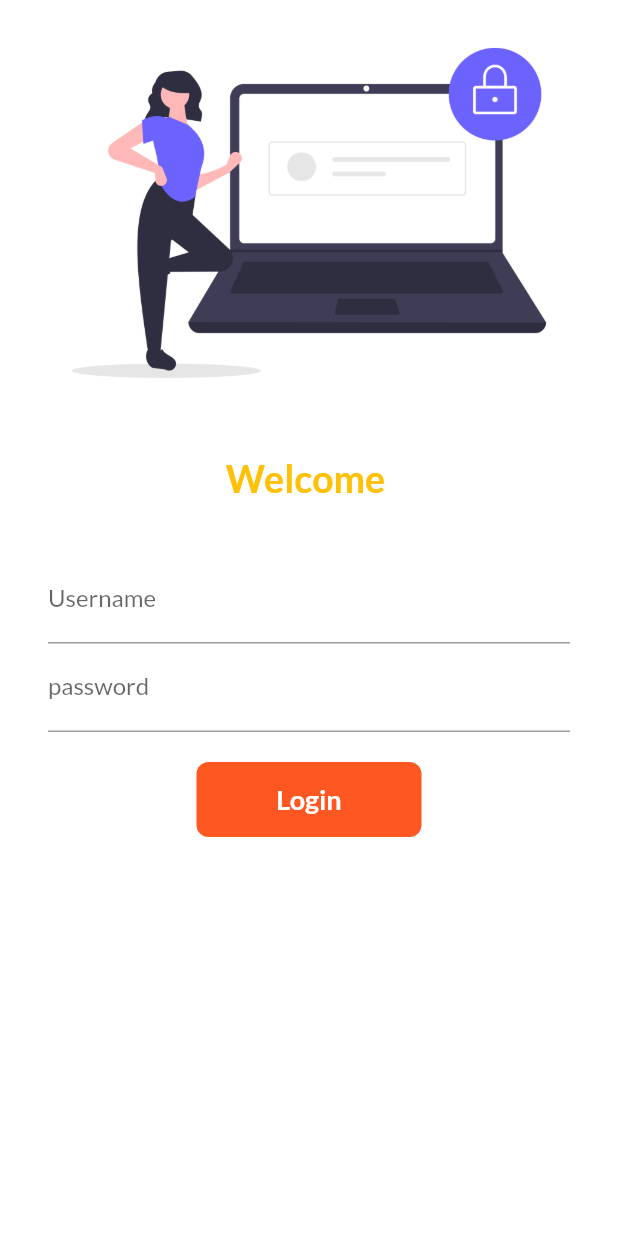
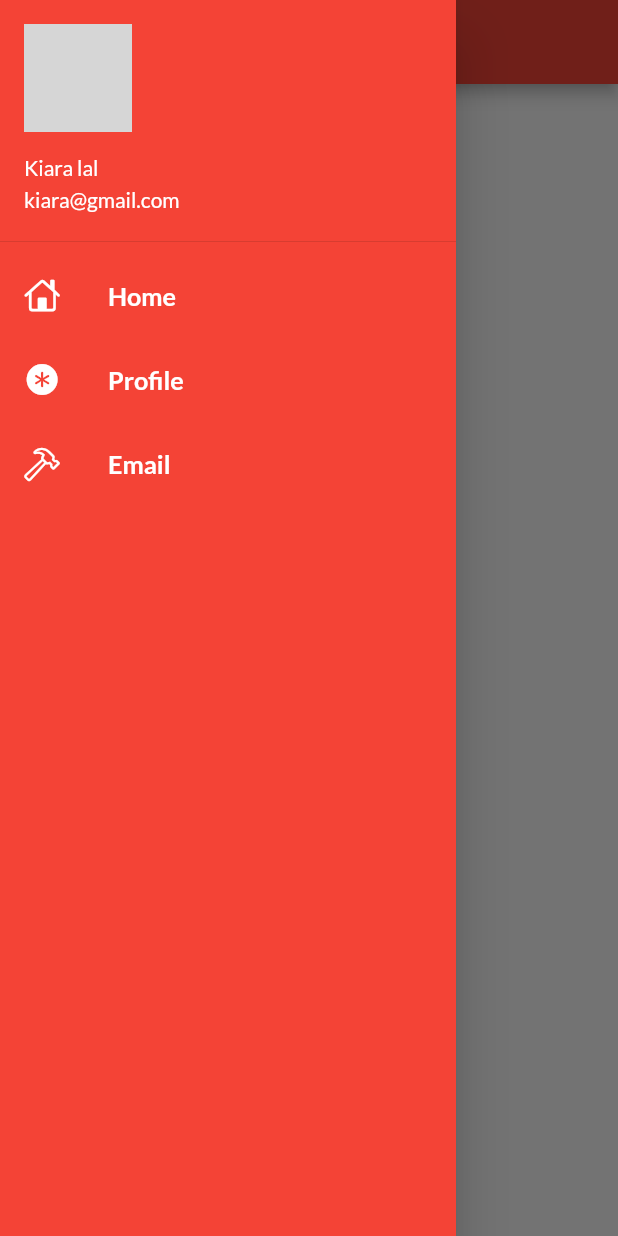
Before and after one commit to prashantlaldas/300DaysOfFlutter, a Flutter app: the screen it shows after launch, with the side drawer open (before the commit the screen has no drawer), on a phone screen of 412 x 824 dp. Run offline on Flutter 3.47's test engine with Material 2 defaults, Android fonts, the phone set to English and light mode, and no system bars; our stand-ins replace google_fonts; network calls fail; grey boxes are pictures that could not be loaded.

Commit message:
7th navigation drawer and add list and images

```diff
--- a/lib/main.dart
+++ b/lib/main.dart
@@ -23,7 +23,7 @@ class MyApp extends StatelessWidget {
       darkTheme: ThemeData(
         brightness: Brightness.dark
       ),
-      initialRoute: "/login",
+      initialRoute: MyRoutes.homeRoutes,
       routes: {
         "/" : (context) => LoginPage(),
         MyRoutes.homeRoutes : (context) => HomePage(),
--- a/lib/pages/home_page.dart
+++ b/lib/pages/home_page.dart
@@ -1,3 +1,5 @@
+
+import 'package:career_start/widgets/drawer.dart';
 import 'package:flutter/material.dart';
 class HomePage extends StatelessWidget {
 
@@ -13,7 +15,7 @@ class HomePage extends StatelessWidget {
             child: Text ("Welcome Prashant $days $name"),
           ),
         ),
-        drawer: Drawer(),
+        drawer: MyDrawer(),
     );
   }
 }
--- /dev/null
+++ b/lib/widgets/drawer.dart
@@ -0,0 +1,43 @@
+import 'package:flutter/cupertino.dart';
+import 'package:flutter/material.dart';
+
+class MyDrawer extends StatelessWidget {
+  @override
+  Widget build(BuildContext context) {
+final imageUrl = "https://images.newindianexpress.com/uploads/user/imagelibrary/2020/7/7/w1200X800/Kiara_Advani.jpg";
+    return Drawer(
+      child: Container(
+        color: Colors.red,
+        child: ListView(
+          children: [
+            DrawerHeader
+              (
+                padding: EdgeInsets.zero,
+                child: UserAccountsDrawerHeader
+                  (
+              margin: EdgeInsets.zero,
+                  accountName: Text("Kiara lal"),
+                  accountEmail: Text("kiara@gmail.com"),
+                  currentAccountPicture: CircleAvatar(
+                    backgroundImage: NetworkImage(imageUrl),
+                  ),
+            ),
+            ),
+            ListTile(
+              leading: Icon(CupertinoIcons.house,color: Colors.white,),
+              title: Text ("Home",style: (TextStyle(fontWeight: FontWeight.bold,color: Colors.white)),textScaleFactor: 1.2,),
+            ),
+            ListTile(
+              leading: Icon(CupertinoIcons.asterisk_circle_fill,color: Colors.white,),
+              title: Text ("Profile",style: (TextStyle(fontWeight: FontWeight.bold,color: Colors.white)),textScaleFactor: 1.2,),
+            ),
+            ListTile(
+              leading: Icon(CupertinoIcons.hammer,color: Colors.white,),
+              title: Text ("Email",style: (TextStyle(fontWeight: FontWeight.bold,color: Colors.white)),textScaleFactor: 1.2,),
+            )
+          ],
+        ),
+      ),
+    );
+  }
+}
```
